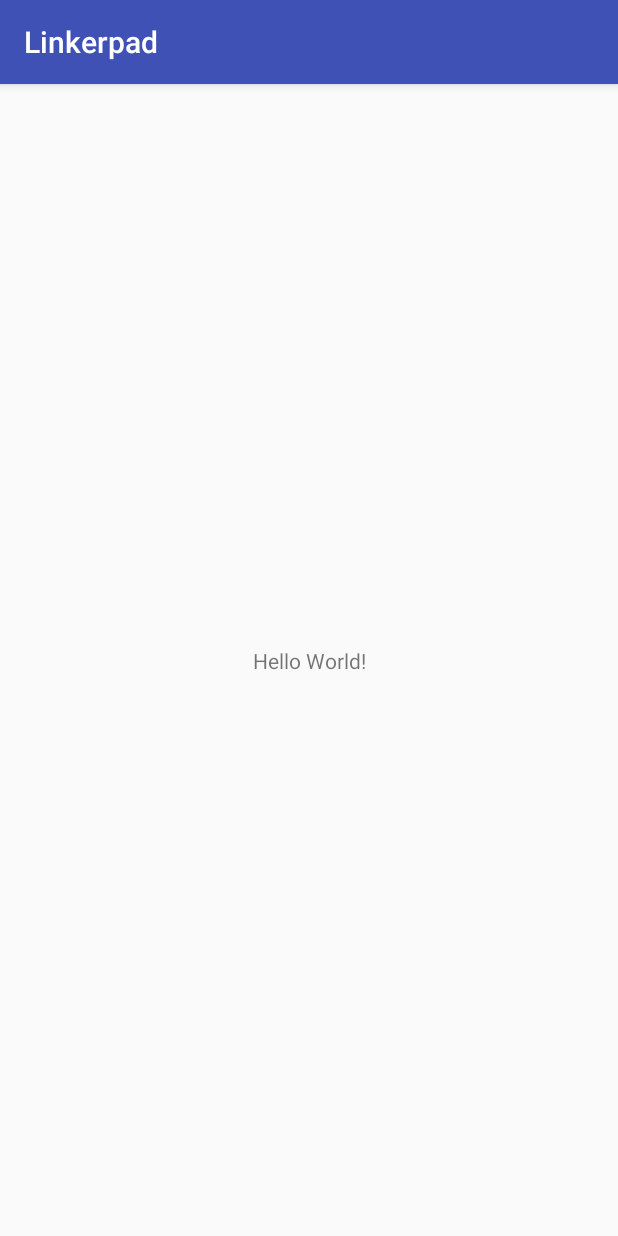
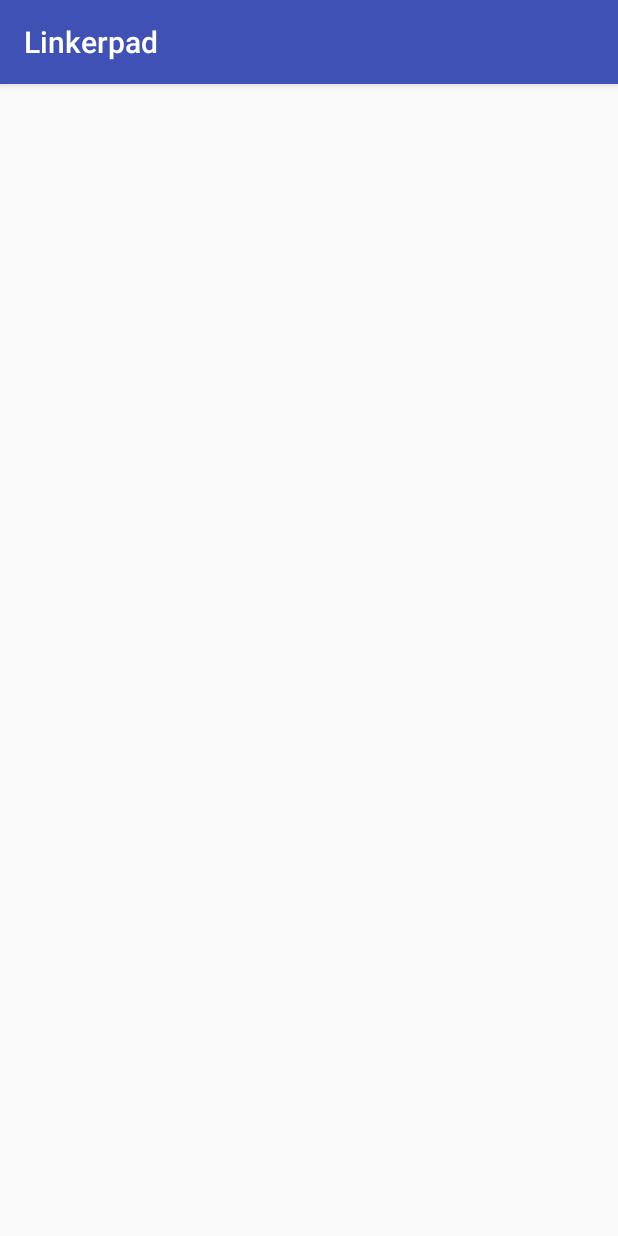
Before and after one commit to LinkerpadStartup/Linkerpad-phase0-, an Android app: the screen it shows after launch (MainActivity), on a phone screen of 412 x 824 dp. Run offline under Robolectric (Android 15) with nearby library versions, the light colour scheme and no system bars.

Commit message:
some style added

```diff
--- a/app/src/main/res/layout/activity_main.xml
+++ b/app/src/main/res/layout/activity_main.xml
@@ -6,13 +6,6 @@
     android:layout_height="match_parent"
     tools:context="com.linkerpad.linkerpad.MainActivity">
 
-    <TextView
-        android:layout_width="wrap_content"
-        android:layout_height="wrap_content"
-        android:text="Hello World!"
-        app:layout_constraintBottom_toBottomOf="parent"
-        app:layout_constraintLeft_toLeftOf="parent"
-        app:layout_constraintRight_toRightOf="parent"
-        app:layout_constraintTop_toTopOf="parent" />
+
 
 </android.support.constraint.ConstraintLayout>
```
Also changed, not shown: app/build.gradle (+4 -5 lines), app/src/main/res/values/styles.xml (+9 -0 lines).
